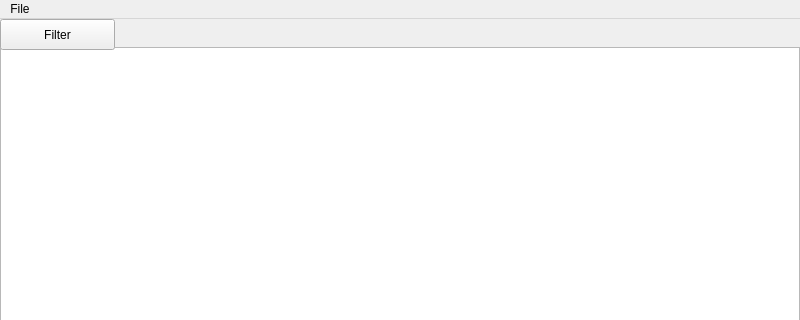
Before: the Qt Designer form mainwindow.ui in Genrikh302/MTA, drawn with Qt 5; both pictures show x 0 to 800 and y 0 to 320 of the 800 by 600 pixel window.
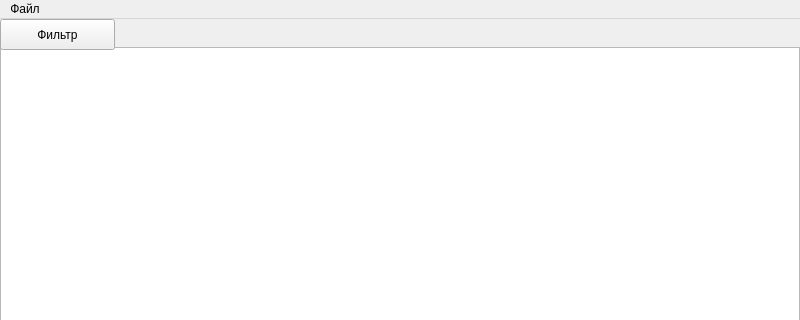
After: the same form once the commit is applied.

Patch:
```diff
--- a/mainwindow.ui
+++ b/mainwindow.ui
@@ -46,7 +46,7 @@
      </rect>
     </property>
     <property name="text">
-     <string>Filter</string>
+     <string>Фильтр</string>
     </property>
    </widget>
   </widget>
@@ -61,7 +61,7 @@
    </property>
    <widget class="QMenu" name="menuFile">
     <property name="title">
-     <string>File</string>
+     <string>Файл</string>
     </property>
     <addaction name="actionOpen"/>
    </widget>
```
